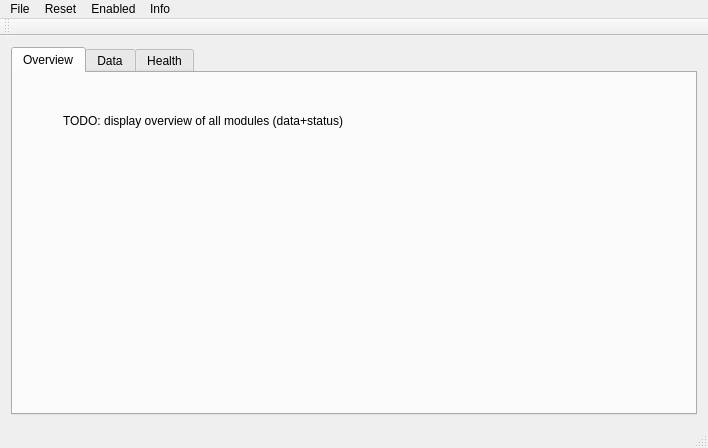
The window that HanseGUI/mainwindow.ui (iti-luebeck/HANSE2011) describes before a commit, drawn with Qt 5.
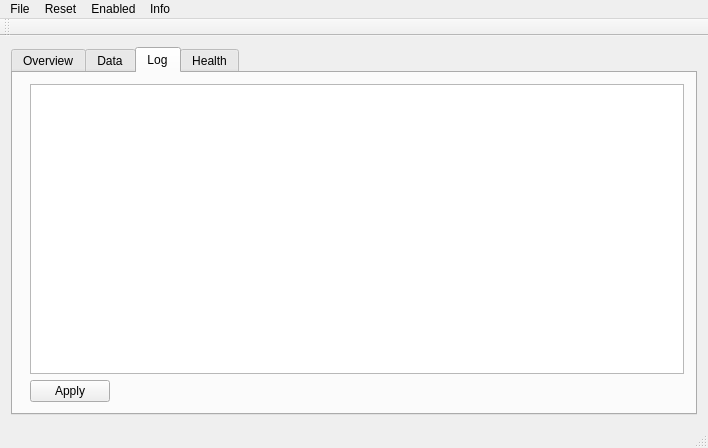
The same window after the commit. The open tabs and pages were chosen to show the change.

The edit to the form file:
```diff
--- a/HanseGUI/mainwindow.ui
+++ b/HanseGUI/mainwindow.ui
@@ -73,6 +73,26 @@
         </item>
        </layout>
       </widget>
+      <widget class="QWidget" name="logTab">
+       <attribute name="title">
+        <string>Log</string>
+       </attribute>
+       <layout class="QFormLayout" name="formLayout">
+        <property name="fieldGrowthPolicy">
+         <enum>QFormLayout::ExpandingFieldsGrow</enum>
+        </property>
+        <item row="2" column="1">
+         <widget class="QListWidget" name="logList"/>
+        </item>
+        <item row="3" column="1">
+         <widget class="QPushButton" name="apply">
+          <property name="text">
+           <string>Apply</string>
+          </property>
+         </widget>
+        </item>
+       </layout>
+      </widget>
       <widget class="QWidget" name="healthTab">
        <attribute name="title">
         <string>Health</string>
```
Left out of the diff: 2 changed lines with no effect on the pictures.
